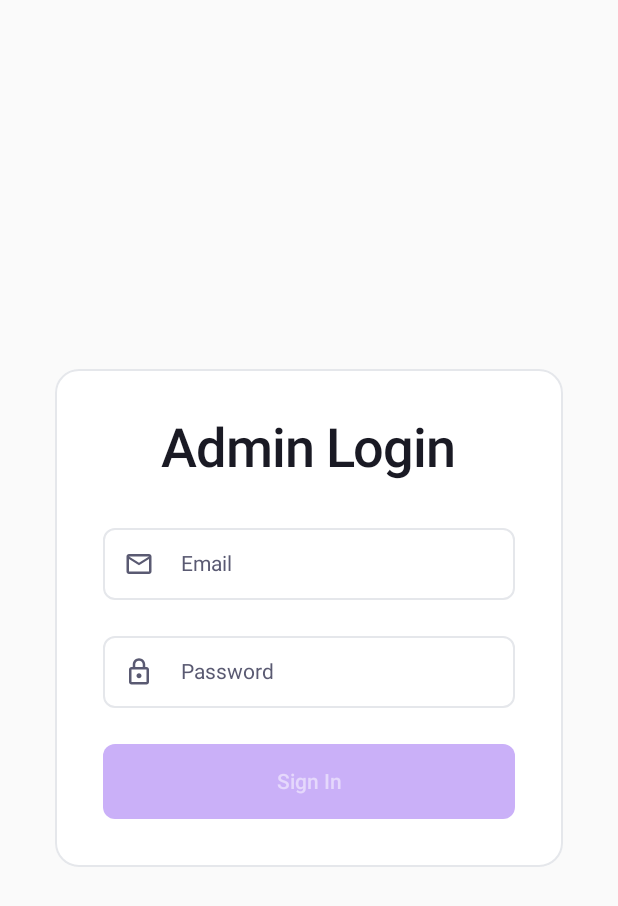
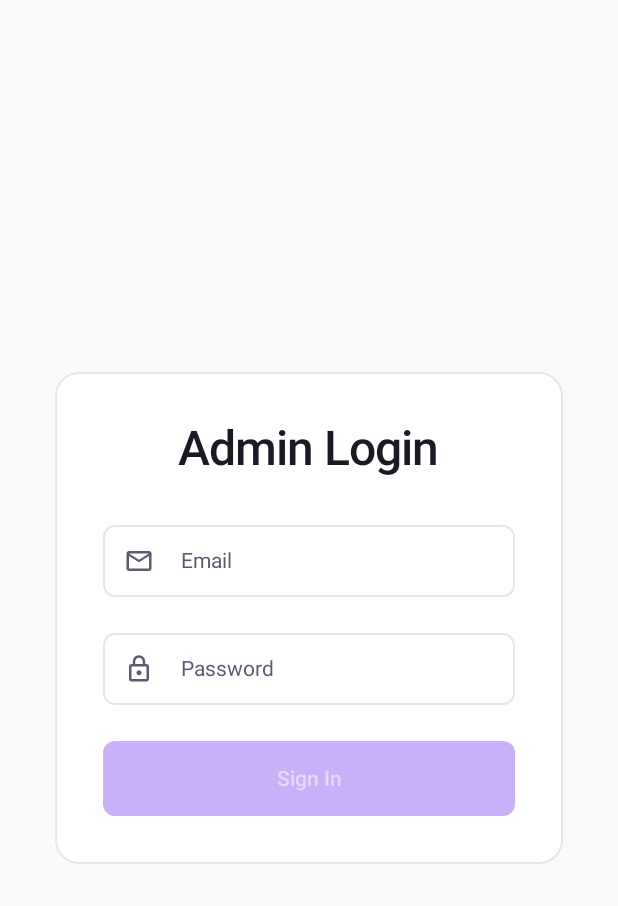
Before and after one commit to masterace572-prog/VaultX, an Android app built with Jetpack Compose: the screen it shows after launch (MainActivity), on a phone screen of 412 x 824 dp. Shown: the top 906 px of the screen. Run offline under Robolectric (Android 15) with nearby library versions, the light colour scheme and no system bars; our stand-ins replace Dagger/Hilt's generated code, Firebase (no records; nobody signed in at launch, a user with empty details on screens opened directly).

Commit message:
Fix text scale being too large

```diff
--- a/vaultx-admin/src/main/java/com/vaultx/admin/presentation/theme/Type.kt
+++ b/vaultx-admin/src/main/java/com/vaultx/admin/presentation/theme/Type.kt
@@ -7,7 +7,7 @@ import androidx.compose.ui.text.font.FontWeight
 import androidx.compose.ui.unit.sp
 import androidx.compose.ui.unit.em
 import androidx.compose.material3.Typography
-import com.vaultx.admin.R
+import com.vaultx.user.R
 
 // ─────────────────────────────────────────────────────────────────────────────
 // VaultX Typography
@@ -22,22 +22,22 @@ val VaultXTypography = Typography(
     displayLarge = TextStyle(
         fontFamily = InterFontFamily,
         fontWeight = FontWeight.Bold,
-        fontSize = 48.sp,
-        lineHeight = 56.sp,
+        fontSize = 57.sp,
+        lineHeight = 64.sp,
         letterSpacing = (-0.02).em
     ),
     displayMedium = TextStyle(
         fontFamily = InterFontFamily,
         fontWeight = FontWeight.SemiBold,
-        fontSize = 44.sp,
+        fontSize = 45.sp,
         lineHeight = 52.sp,
         letterSpacing = (-0.02).em
     ),
     displaySmall = TextStyle(
         fontFamily = InterFontFamily,
         fontWeight = FontWeight.SemiBold,
-        fontSize = 40.sp,
-        lineHeight = 48.sp,
+        fontSize = 36.sp,
+        lineHeight = 44.sp,
         letterSpacing = (-0.02).em
     ),
 
@@ -45,22 +45,22 @@ val VaultXTypography = Typography(
     headlineLarge = TextStyle(
         fontFamily = InterFontFamily,
         fontWeight = FontWeight.SemiBold,
-        fontSize = 36.sp,
-        lineHeight = 44.sp,
+        fontSize = 32.sp,
+        lineHeight = 40.sp,
         letterSpacing = (-0.02).em
     ),
     headlineMedium = TextStyle(
         fontFamily = InterFontFamily,
         fontWeight = FontWeight.SemiBold,
-        fontSize = 32.sp,
-        lineHeight = 40.sp,
+        fontSize = 28.sp,
+        lineHeight = 36.sp,
         letterSpacing = (-0.02).em
     ),
     headlineSmall = TextStyle(
         fontFamily = InterFontFamily,
         fontWeight = FontWeight.Medium,
-        fontSize = 28.sp,
-        lineHeight = 36.sp,
+        fontSize = 24.sp,
+        lineHeight = 32.sp,
         letterSpacing = (-0.02).em
     ),
 
@@ -68,23 +68,23 @@ val VaultXTypography = Typography(
     titleLarge = TextStyle(
         fontFamily = InterFontFamily,
         fontWeight = FontWeight.SemiBold,
-        fontSize = 24.sp,
-        lineHeight = 32.sp,
+        fontSize = 22.sp,
+        lineHeight = 28.sp,
         letterSpacing = (-0.02).em
     ),
     titleMedium = TextStyle(
         fontFamily = InterFontFamily,
         fontWeight = FontWeight.Medium,
-        fontSize = 20.sp,
-        lineHeight = 28.sp,
-        letterSpacing = (-0.02).em
+        fontSize = 16.sp,
+        lineHeight = 24.sp,
+        letterSpacing = (-0.01).em
     ),
     titleSmall = TextStyle(
         fontFamily = InterFontFamily,
         fontWeight = FontWeight.Medium,
-        fontSize = 18.sp,
-        lineHeight = 24.sp,
-        letterSpacing = (-0.02).em
+        fontSize = 14.sp,
+        lineHeight = 20.sp,
+        letterSpacing = (-0.01).em
     ),
 
     // ── Body ──────────────────────────────────────────────────────────────────
@@ -131,5 +131,5 @@ val VaultXTypography = Typography(
         fontSize = 11.sp,
         lineHeight = 16.sp,
         letterSpacing = 0.sp
-    ),
+    )
 )
```
Also changed, not shown: vaultx-user/src/main/java/com/vaultx/user/presentation/theme/Type.kt (+26 -26 lines).
